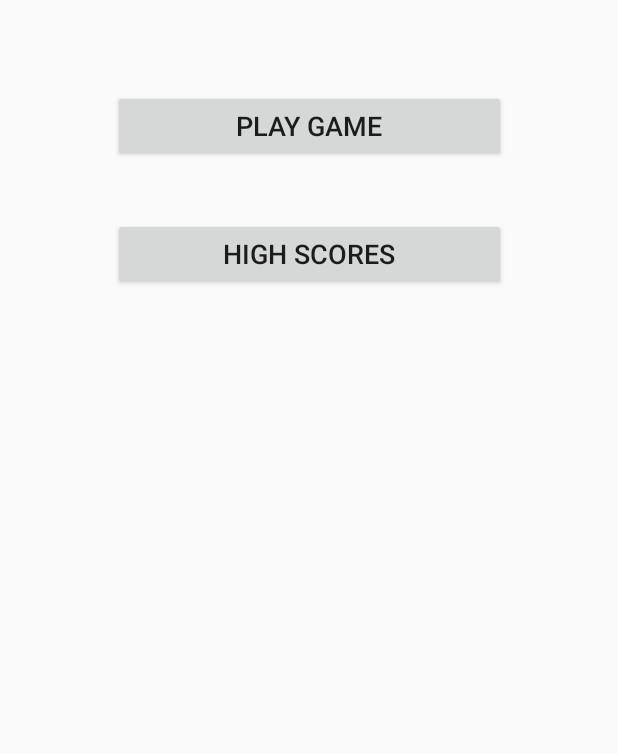
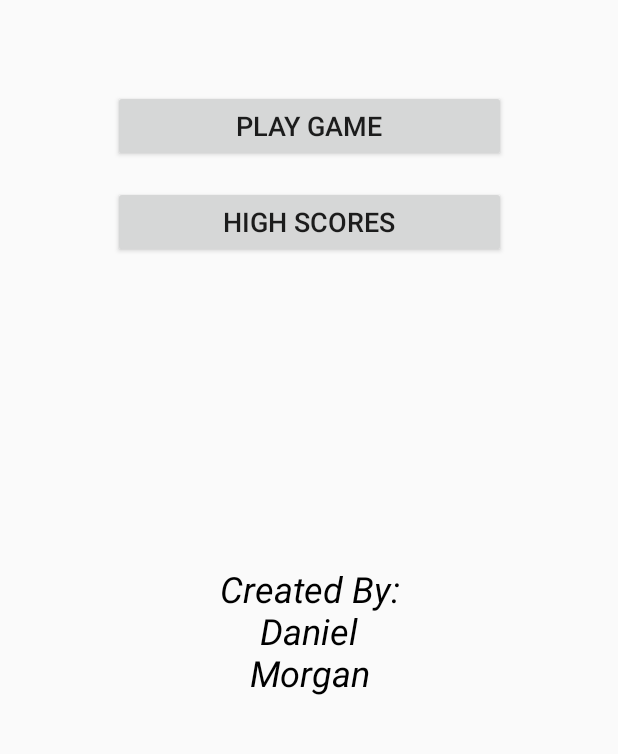
Before and after one commit to mjdall/BallFling, an Android app: the screen it shows after launch (HomeScreen), on a phone screen of 412 x 824 dp, the part 233-987 px from its top. Run offline under Robolectric (Android 15) with nearby library versions, the phone set to English and light mode, and no system bars.

Commit message:
Added credits

```diff
--- a/app/src/main/res/layout/home_screen.xml
+++ b/app/src/main/res/layout/home_screen.xml
@@ -33,18 +33,15 @@
         android:id="@+id/button3"
         android:layout_width="262dp"
         android:layout_height="wrap_content"
-        android:layout_marginBottom="8dp"
         android:layout_marginEnd="8dp"
         android:layout_marginStart="8dp"
         android:layout_marginTop="16dp"
         android:onClick="goToHighscores"
         android:text="@string/high_scores"
         android:textSize="18sp"
-        app:layout_constraintBottom_toBottomOf="parent"
         app:layout_constraintEnd_toEndOf="parent"
         app:layout_constraintStart_toStartOf="parent"
-        app:layout_constraintTop_toBottomOf="@+id/button2"
-        app:layout_constraintVertical_bias="0.043" />
+        app:layout_constraintTop_toBottomOf="@+id/button2" />
 
     <Button
         android:id="@+id/button2"
@@ -60,4 +57,20 @@
         app:layout_constraintStart_toStartOf="parent"
         app:layout_constraintTop_toBottomOf="@+id/textView" />
 
+    <TextView
+        android:id="@+id/names"
+        android:layout_width="wrap_content"
+        android:layout_height="wrap_content"
+        android:layout_marginBottom="16dp"
+        android:layout_marginTop="16dp"
+        android:text="Created By:\nDaniel\nMorgan"
+        android:textAlignment="center"
+        android:textColor="@android:color/black"
+        android:textSize="24sp"
+        android:textStyle="italic"
+        app:layout_constraintBottom_toBottomOf="parent"
+        app:layout_constraintEnd_toEndOf="parent"
+        app:layout_constraintStart_toStartOf="parent"
+        app:layout_constraintTop_toBottomOf="@+id/button3" />
+
 </android.support.constraint.ConstraintLayout>
```
